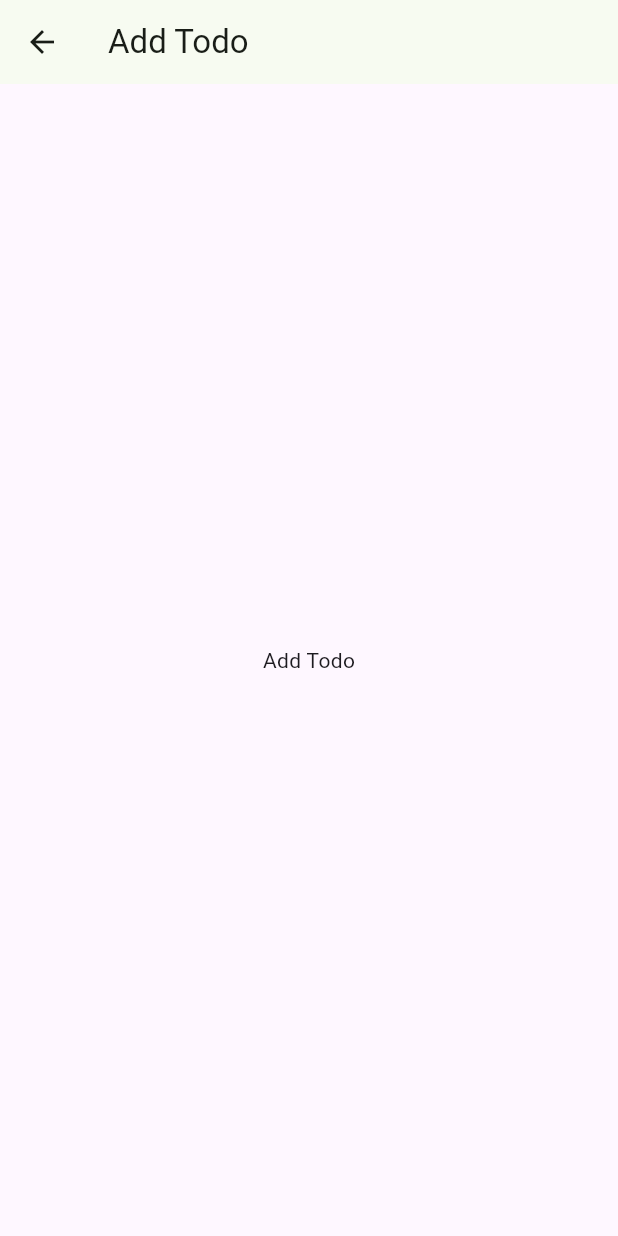
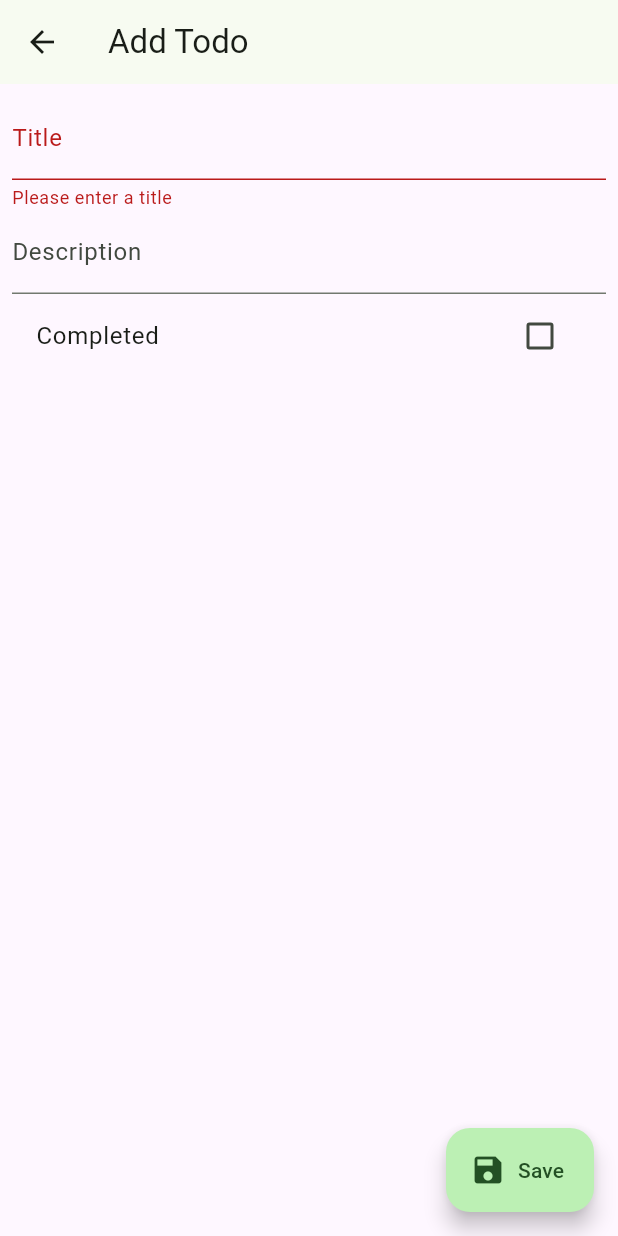
Before and after one commit to janim2/CleanArchitectureInFlutter, a Flutter app: the screen it shows after launch, after a tap on "Add Todo", on a phone screen of 412 x 824 dp. Run offline on Flutter 3.47's test engine with Material 2 defaults, Android fonts, the phone set to English and light mode, and no system bars; our stand-ins replace flutter_riverpod, freezed_annotation, go_router, riverpod_annotation; missing offline and left inert: shortid.

Commit message:
fetch todos, add new todo

```diff
--- /dev/null
+++ b/lib/domain/usecases/delete_todo.dart
@@ -0,0 +1,6 @@
+import 'package:flutter/foundation.dart';
+import 'package:todo_app/domain/model/todo.dart';
+
+abstract class DeleteTodoUseCase {
+  Future<void> execute(Todo todo);
+}
--- /dev/null
+++ b/lib/domain/usecases/get_todo.dart
@@ -0,0 +1,5 @@
+import 'package:todo_app/domain/model/todo.dart';
+
+abstract class GetTodoUseCase {
+  Future<Todo?> execute(String id);
+}
--- /dev/null
+++ b/lib/domain/usecases/get_todos.dart
@@ -0,0 +1,5 @@
+import 'package:todo_app/domain/model/todos.dart';
+
+abstract class GetTodosUseCase {
+  Future<Todos> execute();
+}
--- /dev/null
+++ b/lib/domain/usecases/module.dart
@@ -0,0 +1,22 @@
+import 'package:riverpod_annotation/riverpod_annotation.dart';
+import 'package:todo_app/data/repo/module.dart';
+import 'package:todo_app/domain/usecases/delete_todo_impt.dart';
+import 'package:todo_app/domain/usecases/get_todo_impt.dart';
+import 'package:todo_app/domain/usecases/get_todos_impt.dart';
+import 'package:todo_app/domain/usecases/save_delete_impt.dart';
+
+final getTodosProvider = Provider(<GetTodosUseCase>(ref) {
+  return GetTodosUseCaseImpt(ref.read(todosProvider));
+});
+
+final getTodoProvider = Provider(<GetTodoUseCase>(ref) {
+  return GetTodoUseCaseImpt(ref.read(todosProvider));
+});
+
+final saveTodoProvider = Provider(<SaveTodoUseCase>(ref) {
+  return SaveTodoUseCaseImpt(ref.read(todosProvider));
+});
+
+final deleteTodoProvider = Provider(<DeleteTodoUseCase>(ref) {
+  return DeleteTodoUseCaseImpt(ref.read(todosProvider));
+});
--- /dev/null
+++ b/lib/domain/usecases/save_todo.dart
@@ -0,0 +1,6 @@
+import 'package:flutter/foundation.dart';
+import 'package:todo_app/domain/model/todo.dart';
+
+abstract class SaveTodoUseCase {
+  Future<void> execute(Todo todo);
+}
--- a/lib/main.dart
+++ b/lib/main.dart
@@ -7,5 +7,3 @@ import 'package:todo_app/presentation/app.dart';
 void main() {
   runApp(const ProviderScope(child: TodosApp()));
 }
-
-// 52:24
--- a/lib/presentation/router.dart
+++ b/lib/presentation/router.dart
@@ -1,5 +1,5 @@
 import 'package:go_router/go_router.dart';
-import 'package:todo_app/presentation/view/todos_new.dart';
+import 'package:todo_app/presentation/view/todos_edit.dart';
 import 'package:todo_app/presentation/view/todos_list.dart';
 
 final router = GoRouter(
@@ -11,7 +11,10 @@ final router = GoRouter(
         routes: [
           GoRoute(
             path: 'new',
-            builder: (context, state) => const TodosNew(),
+            builder: (context, state) => const TodosEdit(),
+          ),GoRoute(
+            path: ':id',
+            builder: (context, state) => TodosEdit(todoId: state.params['id'],),
           )
         ])
   ],
--- /dev/null
+++ b/lib/presentation/view/todos_edit.dart
@@ -0,0 +1,151 @@
+import 'package:flutter/material.dart';
+import 'package:go_router/go_router.dart';
+import 'package:shortid/shortid.dart';
+import 'package:todo_app/domain/model/todo.dart';
+import 'package:todo_app/domain/usecases/module.dart';
+import 'package:flutter_riverpod/flutter_riverpod.dart';
+import 'package:todo_app/presentation/viewmodel/module.dart';
+import 'package:todo_app/presentation/widgets/extensions.dart';
+
+class TodosEdit extends ConsumerStatefulWidget {
+  const TodosEdit({super.key, this.todoId});
+
+  final String? todoId;
+
+  @override
+  ConsumerState<TodosEdit> createState() => _TodosEditState();
+}
+
+class _TodosEditState extends ConsumerState<TodosEdit> {
+  final _formKey = GlobalKey<FormState>();
+  final title = TextEditingController();
+  final desription = TextEditingController();
+  late final model = ref.read(todosListModel);
+  bool isCompleted = false;
+  bool editted = false;
+
+  void change() {
+    if (mounted) {
+      setState(() {
+        editted = true;
+      });
+    }
+  }
+
+  @override
+  void initState() {
+    super.initState();
+    title.addListener(change);
+    desription.addListener(change);
+    if (widget.todoId != null) {
+      model.get(widget.todoId!).then((value) {
+        if (value != null) {
+          title.text = value.title;
+          desription.text = value.description ?? '';
+          isCompleted = value.completed;
+
+          if (mounted) {
+            setState(() {
+              isCompleted = value.completed;
+            });
+          }
+        }
+      });
+    }
+  }
+
+  @override
+  Widget build(BuildContext context) {
+    return Scaffold(
+      appBar: AppBar(
+        title: const Text('Add Todo'),
+      ),
+      body: Scrollbar(
+        child: SingleChildScrollView(
+          padding: const EdgeInsets.all(8),
+          child: Form(
+            key: _formKey,
+            autovalidateMode: AutovalidateMode.always,
+            onWillPop: () async {
+              if (editted) {
+                final confirmed = await showDialog(
+                    context: context,
+                    builder: (context) => AlertDialog(
+                          title: const Text('Discard Changes?'),
+                          content: const Text(
+                              'Are you sure you want to discharge this changes?'),
+                          actions: [
+                            TextButton(
+                                onPressed: () =>
+                                    Navigator.of(context).pop(false),
+                                child: const Text('No')),
+                            TextButton(
+                                onPressed: () =>
+                                    Navigator.of(context).pop(true),
+                                style: TextButton.styleFrom(
+                                    foregroundColor:
+                                        Theme.of(context).colorScheme.error),
+                                child: const Text('Yes'))
+                          ],
+                        ));
+                if (confirmed == true) return true;
+                return false;
+              }
+              return true;
+            },
+            child: Column(
+              children: [
+                TextFormField(
+                  controller: title,
+                  decoration: const InputDecoration(labelText: 'Title'),
+                  validator: (value) {
+                    if (value == null || value.isEmpty) {
+                      return 'Please enter a title';
+                    }
+                    return null;
+                  },
+                ),
+                TextFormField(
+                  controller: desription,
+                  decoration: const InputDecoration(labelText: 'Description'),
+                ),
+                CheckboxListTile(
+                  title: const Text('Completed'),
+                  value: isCompleted,
+                  onChanged: (value) {
+                    if (mounted) {
+                      setState(() {
+                        isCompleted = value!;
+                        editted = true;
+                      });
+                    }
+                  },
+                )
+              ],
+            ),
+          ),
+        ),
+      ),
+      floatingActionButton: FloatingActionButton.extended(
+          onPressed: () async {
+            if (_formKey.currentState!.validate()) {
+              _formKey.currentState!.save();
+
+              final todo = Todo(
+                  id: shortid.generate(),
+                  description: desription.text,
+                  title: title.text,
+                  completed: isCompleted);
+
+              final messenger = ScaffoldMessenger.of(context);
+              final router = GoRouter.of(context);
+              await model.save(todo);
+              messenger.toast('Todo saved');
+              if (router.canPop()) router.pop();
+            }
+          },
+          icon: const Icon(Icons.save),
+          label: const Text('Save')),
+    );
+  }
+}
--- a/lib/presentation/view/todos_list.dart
+++ b/lib/presentation/view/todos_list.dart
@@ -2,36 +2,34 @@ import 'package:flutter/material.dart';
 import 'package:flutter_riverpod/flutter_riverpod.dart';
 import 'package:go_router/go_router.dart';
 import 'package:todo_app/presentation/viewmodel/module.dart';
+import 'package:todo_app/presentation/widgets/extensions.dart';
 
 class TodosList extends ConsumerWidget {
   const TodosList({super.key});
 
   @override
   Widget build(BuildContext context, WidgetRef ref) {
+    final todos = ref.watch(todosListState);
+    final model = ref.read(todosListModel);
     return Scaffold(
       appBar: AppBar(
         automaticallyImplyLeading: false,
         title: const Text("Todos"),
       ),
-      body: ref.watch(getTodosProvider).map(
-          loading: (_) => const Center(
-                child: CircularProgressIndicator(),
-              ),
-          error: (error) => Center(
-                child: Text(error.stackTrace.toString()),
-              ),
-          data: (todos) => ListView.builder(
-                itemCount: todos.value.values.length,
-                itemBuilder: (context, index) {
-                  final todo = todos.value.values[index];
-                  return ListTile(
-                    title: Text(todo.title),
-                    subtitle: todo.description != null
-                        ? Text(todo.description!)
-                        : null,
-                  );
-                },
-              )),
+      body: todos.values.isEmpty ? const Center(child: Text('No todos found'),) : ListView.builder(
+        itemCount: todos.values.length,
+        itemBuilder: (context, index) {
+          final todo = todos.values[index];
+          return ListTile(
+            title: Text(todo.title),
+            subtitle: todo.description != null ? Text(todo.description!) : null,
+            onTap: () {
+              context.push('/todos/${todo.id}');
+            },
+            trailing: Checkbox,
+          );
+        },
+      ),
       floatingActionButton: FloatingActionButton.extended(
         onPressed: () {
           context.go('/todos/new');
--- a/lib/presentation/view/todos_new.dart
+++ /dev/null
@@ -1,17 +0,0 @@
-import 'package:flutter/material.dart';
-
-class TodosNew extends StatelessWidget {
-  const TodosNew({super.key});
-
-  @override
-  Widget build(BuildContext context) {
-    return Scaffold(
-      appBar: AppBar(
-        title: const Text('Add Todo'),
-      ),
-      body: const Center(
-        child: Text('Add Todo'),
-      ),
-    );
-  }
-}
--- a/lib/presentation/viewmodel/module.dart
+++ b/lib/presentation/viewmodel/module.dart
@@ -1,13 +1,44 @@
+// ignore_for_file: depend_on_referenced_packages
+
+import 'package:flutter/material.dart';
 import 'package:todo_app/domain/model/todos.dart';
+import 'package:flutter_riverpod/flutter_riverpod.dart';
+
 import 'package:riverpod_annotation/riverpod_annotation.dart';
-import 'package:todo_app/data/repo/module.dart';
+import 'package:todo_app/domain/usecases/module.dart';
 
-part 'module.g.dart';
+import '../../domain/model/todo.dart';
+import '../../domain/usecases/get_todos.dart';
 
-@riverpod
-Future<Todos> getTodos(GetTodosRef ref) async {
-  final todos = ref.watch(todosProvider);
+// final todosListNotifier = ChangeNotifierProvider<ValueNotifier<Todos>>(
+//     (ref) => ValueNotifier(const Todos(values: [])));
 
-  final items = await todos.loadTodos();
-  return items;
+class TodosStateNotifier extends StateNotifier<Todos> {
+  TodosStateNotifier(this.ref) : super(const Todos(values: [])) {
+    loadTodos();
+  }
+
+  final Ref ref;
+  late final getTodos = ref.read(getTodosProvider);
+
+  Future<void> loadTodos() async {
+    state = await getTodos.execute();
+  }
+
+  Future<void> save(Todo todo) async {
+    await ref.read(saveTodoProvider).execute(todo);
+    await loadTodos();
+  }
+
+  Future<Todo?> get(String id) async {
+    return await ref.read(getTodoProvider).execute(id);
+  }
 }
+
+final todosListState = StateNotifierProvider<TodosStateNotifier, Todos>((ref) {
+  return TodosStateNotifier(ref);
+});
+
+final todosListModel = Provider<TodosStateNotifier>((ref) {
+  return ref.watch(todosListState.notifier);
+});
--- a/pubspec.yaml
+++ b/pubspec.yaml
@@ -16,6 +16,7 @@ dependencies:
   collection: ^1.16.0
   go_router: ^6.5.2
   riverpod_annotation: ^2.0.2
+  shortid: ^0.1.2
 
 dev_dependencies:
   flutter_test:
```
Also changed, not shown: lib/domain/usecases/delete_todo_impt.dart (added, +13 -0 lines), lib/domain/usecases/get_todo_impt.dart (added, +11 -0 lines), lib/domain/usecases/get_todos_impt.dart (added, +12 -0 lines), lib/domain/usecases/save_delete_impt.dart (added, +13 -0 lines), lib/presentation/state/todos.dart (added, +15 -0 lines), lib/presentation/widgets/extensions.dart (added, +10 -0 lines), lib/presentation/state/todos.freezed.dart (added), lib/presentation/state/todos.g.dart (added), lib/presentation/viewmodel/module.g.dart (deleted), pubspec.lock.
